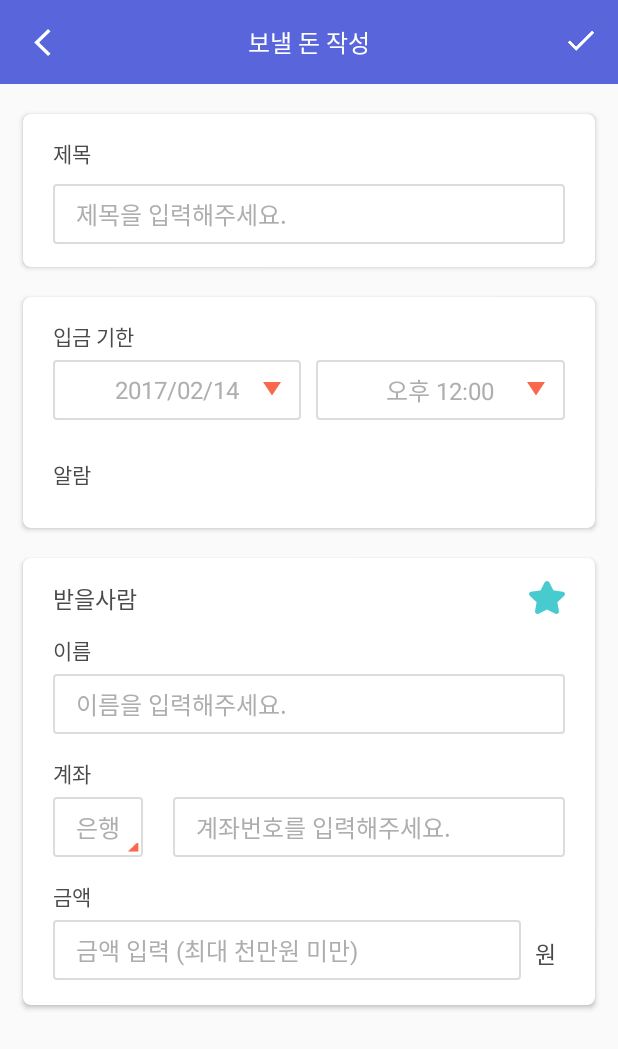
After one commit to KiWooyoung/DoYouRemember, an Android app: the WritingSendActivity screen opened directly, with no data from a screen before it, on a phone screen of 412 x 824 dp. The commit adds this screen. Shown: the top 1049 px of the screen. Run offline under Robolectric (Android 15) with nearby library versions, the phone set to English and light mode, and no system bars; our stand-ins replace ButterKnife.

Commit message:
feature : 홈 보내자 작성화면 UI

```diff
--- a/DoYouRemember/app/src/main/java/com/omjoonkim/doyouremember/app/home/HomeFragment.java
+++ b/DoYouRemember/app/src/main/java/com/omjoonkim/doyouremember/app/home/HomeFragment.java
@@ -1,17 +1,17 @@
 package com.omjoonkim.doyouremember.app.home;
 
+import android.content.Intent;
 import android.os.Bundle;
 import android.support.annotation.Nullable;
 import android.support.v4.app.Fragment;
-import android.util.Log;
 import android.view.LayoutInflater;
 import android.view.View;
 import android.view.ViewGroup;
-import android.widget.Toast;
 
 import com.omjoonkim.doyouremember.R;
 import com.omjoonkim.doyouremember.app.home.receivemoney.HomeReceiveMoneyFragment;
 import com.omjoonkim.doyouremember.app.home.sendmoney.HomeSendMoneyFragment;
+import com.omjoonkim.doyouremember.app.writing.WritingSendActivity;
 
 import butterknife.ButterKnife;
 import butterknife.OnClick;
@@ -85,6 +85,6 @@ public class HomeFragment extends Fragment implements HomePresenter.View{
 
     @Override
     public void loadHomeWritingActivity() {
-
+        startActivity(new Intent(this.getContext(), WritingSendActivity.class));
     }
 }
--- a/DoYouRemember/app/src/main/java/com/omjoonkim/doyouremember/app/home/sendmoney/HomeSendMoneyFragment.java
+++ b/DoYouRemember/app/src/main/java/com/omjoonkim/doyouremember/app/home/sendmoney/HomeSendMoneyFragment.java
@@ -25,7 +25,6 @@ import java.util.List;
 import butterknife.BindDimen;
 import butterknife.BindView;
 import butterknife.ButterKnife;
-
 
 public class HomeSendMoneyFragment extends Fragment implements HomeSendPresenter.View {
 
--- /dev/null
+++ b/DoYouRemember/app/src/main/java/com/omjoonkim/doyouremember/app/writing/WritingSendActivity.java
@@ -0,0 +1,97 @@
+package com.omjoonkim.doyouremember.app.writing;
+
+import android.graphics.PorterDuff;
+import android.graphics.drawable.Drawable;
+import android.support.v7.app.AppCompatActivity;
+import android.os.Bundle;
+import android.support.v7.widget.Toolbar;
+import android.view.Menu;
+import android.view.MenuInflater;
+import android.view.MenuItem;
+import android.widget.EditText;
+
+import com.omjoonkim.doyouremember.R;
+
+import butterknife.BindView;
+import butterknife.ButterKnife;
+import butterknife.OnFocusChange;
+
+public class WritingSendActivity extends AppCompatActivity {
+
+    @BindView(R.id.toolbar_writing)
+    Toolbar tbWriting;
+
+    @BindView(R.id.editText_writing_send_title)
+    EditText etWritingTitle;
+
+    @BindView(R.id.editText_writing_send_creditor)
+    EditText getEtWritingCreditor;
+
+    @BindView(R.id.editText_writing_send_account)
+    EditText getEtWritingAccount;
+
+    @BindView(R.id.editText_writing_send_price)
+    EditText getEtWritingPrice;
+
+
+    @OnFocusChange(R.id.editText_writing_send_title)
+    void onFocusChangeTitle(boolean hasFocus){
+        if(hasFocus) {
+            etWritingTitle.setBackgroundResource(R.drawable.back_change);
+        } else {
+            etWritingTitle.setBackgroundResource(R.drawable.back);
+        }
+    }
+
+    @OnFocusChange(R.id.editText_writing_send_creditor)
+    void onFocusChangeCreditor(boolean hasFocus){
+        if(hasFocus) {
+            getEtWritingCreditor.setBackgroundResource(R.drawable.back_change);
+        } else {
+            getEtWritingCreditor.setBackgroundResource(R.drawable.back);
+        }
+    }
+
+    @OnFocusChange(R.id.editText_writing_send_account)
+    void onFocusChangeAccount(boolean hasFocus){
+        if(hasFocus) {
+            getEtWritingAccount.setBackgroundResource(R.drawable.back_change);
+        } else {
+            getEtWritingAccount.setBackgroundResource(R.drawable.back);
+        }
+    }
+
+    @OnFocusChange(R.id.editText_writing_send_price)
+    void onFocusChangePrice(boolean hasFocus){
+        if(hasFocus) {
+            getEtWritingPrice.setBackgroundResource(R.drawable.back_change);
+        } else {
+            getEtWritingPrice.setBackgroundResource(R.drawable.back);
+        }
+    }
+
+    @Override
+    protected void onCreate(Bundle savedInstanceState) {
+        super.onCreate(savedInstanceState);
+        setContentView(R.layout.activity_writing_send);
+
+        ButterKnife.bind(this);
+
+        setSupportActionBar(tbWriting);
+        getSupportActionBar().setDisplayHomeAsUpEnabled(true);
+        getSupportActionBar().setDisplayShowTitleEnabled(false);
+        tbWriting.setNavigationIcon(R.drawable.back_icon);
+    }
+
+    @Override
+    public boolean onCreateOptionsMenu(Menu menu) {
+        MenuInflater inflater = getMenuInflater();
+        inflater.inflate(R.menu.add_frequently_used_account, menu);
+        return super.onCreateOptionsMenu(menu);
+    }
+
+    @Override
+    public boolean onOptionsItemSelected(MenuItem item) {
+        return super.onOptionsItemSelected(item);
+    }
+}
--- /dev/null
+++ b/DoYouRemember/app/src/main/res/layout/activity_writing_send.xml
@@ -0,0 +1,21 @@
+<?xml version="1.0" encoding="utf-8"?>
+<android.support.design.widget.CoordinatorLayout
+    xmlns:android="http://schemas.android.com/apk/res/android"
+    xmlns:tools="http://schemas.android.com/tools"
+    android:layout_width="match_parent"
+    android:layout_height="match_parent"
+    android:fitsSystemWindows="true"
+    tools:context="com.omjoonkim.doyouremember.app.writing.WritingSendActivity">
+
+    <include layout="@layout/appbar_writing_tab"/>
+
+    <ScrollView
+        android:layout_width="match_parent"
+        android:layout_height="wrap_content"
+        android:layout_marginTop="56dp">
+
+        <include layout="@layout/content_writing_send"/>
+
+    </ScrollView>
+
+</android.support.design.widget.CoordinatorLayout>
--- /dev/null
+++ b/DoYouRemember/app/src/main/res/layout/appbar_writing_tab.xml
@@ -0,0 +1,27 @@
+<android.support.design.widget.AppBarLayout
+    xmlns:android="http://schemas.android.com/apk/res/android"
+    xmlns:app="http://schemas.android.com/apk/res-auto"
+    app:elevation="0dp"
+    android:layout_width="match_parent"
+    android:layout_height="wrap_content">
+
+    <android.support.v7.widget.Toolbar
+        android:id="@+id/toolbar_writing"
+        android:layout_width="match_parent"
+        android:layout_height="56dp"
+        android:background="@color/colorPrimary"
+        android:layout_alignParentTop="true"
+        android:layout_alignParentStart="true">
+
+        <TextView
+            android:id="@+id/text_view_title"
+            android:layout_width="wrap_content"
+            android:layout_height="wrap_content"
+            android:layout_gravity="center"
+            android:textColor="#ffffff"
+            android:text="보낼 돈 작성"
+            android:textSize="16sp" />
+
+    </android.support.v7.widget.Toolbar>
+
+</android.support.design.widget.AppBarLayout>
--- /dev/null
+++ b/DoYouRemember/app/src/main/res/layout/content_writing_send.xml
@@ -0,0 +1,243 @@
+<?xml version="1.0" encoding="utf-8"?>
+<RelativeLayout
+    xmlns:android="http://schemas.android.com/apk/res/android"
+    xmlns:app="http://schemas.android.com/apk/res-auto"
+    xmlns:tools="http://schemas.android.com/tools"
+    android:layout_width="match_parent"
+    android:layout_height="match_parent"
+    app:layout_behavior="@string/appbar_scrolling_view_behavior"
+    tools:context="com.omjoonkim.doyouremember.app.writing.WritingSendActivity"
+    tools:showIn="@layout/activity_writing_send">
+
+    <android.support.v7.widget.CardView
+        android:id="@+id/cardView_writing_send_title"
+        android:layout_height="102dp"
+        android:layout_marginTop="20dp"
+        app:cardCornerRadius="5dp"
+        style="@style/Home_Writing_CardView">
+
+        <RelativeLayout
+            android:layout_width="match_parent"
+            android:layout_height="match_parent"
+            android:paddingLeft="20dp"
+            android:paddingRight="20dp">
+
+            <TextView
+                android:id="@+id/textView_writing_send_title"
+                android:layout_marginTop="15dp"
+                android:text="제목"
+                style="@style/Home_Writing_TextView"/>
+
+            <EditText
+                android:id="@+id/editText_writing_send_title"
+                android:layout_width="match_parent"
+                android:layout_marginTop="10dp"
+                android:layout_below="@id/textView_writing_send_title"
+                android:hint="@string/text_writing_title_hint"
+                style="@style/Home_Writing_EditText" />
+
+        </RelativeLayout>
+    </android.support.v7.widget.CardView>
+
+    <android.support.v7.widget.CardView
+        android:id="@+id/cardView_writing_send_deadline"
+        android:layout_height="154dp"
+        android:layout_marginTop="20dp"
+        app:cardCornerRadius="5dp"
+        android:layout_below="@+id/cardView_writing_send_title"
+        style="@style/Home_Writing_CardView">
+
+        <RelativeLayout
+            android:layout_width="match_parent"
+            android:layout_height="match_parent"
+            android:paddingLeft="20dp"
+            android:paddingRight="20dp">
+
+            <TextView
+                android:id="@+id/textView_writing_send_deadline"
+                android:layout_marginTop="15dp"
+                android:text="입금 기한"
+                style="@style/Home_Writing_TextView"/>
+
+            <View
+                android:id="@+id/fakeView"
+                android:layout_width="10dp"
+                android:layout_height="40dp"
+                android:layout_marginTop="5dp"
+                android:layout_centerInParent="true"
+                android:layout_below="@id/textView_writing_send_deadline"/>
+
+            <TextView
+                android:id="@+id/textView_writing_send_deadline_date"
+                android:layout_width="match_parent"
+                android:layout_height="40dp"
+                android:layout_marginTop="5dp"
+                android:layout_below="@id/textView_writing_send_deadline"
+                android:hint="2017/02/14"
+                android:textSize="16sp"
+                android:textColorHint="#aeaeaf"
+                android:textColor="#4a4a4a"
+                android:gravity="center"
+                android:layout_alignParentLeft="true"
+                android:background="@drawable/back"
+                android:layout_toStartOf="@+id/fakeView" />
+
+            <ImageView
+                android:layout_width="wrap_content"
+                android:layout_height="wrap_content"
+                android:layout_marginRight="13dp"
+                android:layout_marginTop="20dp"
+                android:src="@drawable/red_triangle_copy_2"
+                android:layout_below="@id/textView_writing_send_deadline"
+                android:layout_toLeftOf="@id/fakeView" />
+
+            <TextView
+                android:id="@+id/textView_writing_send_deadline_time"
+                android:layout_width="match_parent"
+                android:layout_height="40dp"
+                android:layout_marginTop="5dp"
+                android:layout_below="@id/textView_writing_send_deadline"
+                android:layout_alignParentRight="true"
+                android:hint="오후 12:00"
+                android:textSize="16sp"
+                android:textColorHint="#aeaeaf"
+                android:textColor="#4a4a4a"
+                android:gravity="center"
+                android:background="@drawable/back"
+                android:layout_toEndOf="@+id/fakeView" />
+
+            <ImageView
+                android:layout_width="wrap_content"
+                android:layout_height="wrap_content"
+                android:layout_alignParentRight="true"
+                android:layout_marginTop="20dp"
+                android:layout_marginRight="13dp"
+                android:src="@drawable/red_triangle_copy_2"
+                android:layout_below="@id/textView_writing_send_deadline"
+                android:layout_toLeftOf="@id/fakeView" />
+
+            <TextView
+                android:id="@+id/textView_writing_send_alram"
+                android:layout_marginTop="25dp"
+                android:layout_below="@id/textView_writing_send_deadline_date"
+                android:text="알람"
+                style="@style/Home_Writing_TextView"/>
+
+        </RelativeLayout>
+    </android.support.v7.widget.CardView>
+
+    <android.support.v7.widget.CardView
+        android:id="@+id/cardView_writing_send_creditor"
+        android:layout_height="298dp"
+        android:layout_marginTop="20dp"
+        android:layout_marginBottom="28dp"
+        app:cardCornerRadius="5dp"
+        android:layout_below="@+id/cardView_writing_send_deadline"
+        style="@style/Home_Writing_CardView">
+
+        <RelativeLayout
+            android:layout_width="match_parent"
+            android:layout_height="match_parent"
+            android:paddingLeft="20dp"
+            android:paddingRight="20dp">
+
+            <TextView
+                android:id="@+id/textView_receive_people"
+                android:layout_marginTop="15dp"
+                android:textSize="15sp"
+                android:layout_alignParentLeft="true"
+                android:text="받을사람"
+                style="@style/Home_Writing_TextView"/>
+
+            <ImageView
+                android:layout_width="wrap_content"
+                android:layout_height="wrap_content"
+                android:layout_marginTop="15dp"
+                android:layout_alignParentRight="true"
+                android:src="@drawable/bookmark_blue_star" />
+
+            <TextView
+                android:id="@+id/textView_writing_send_creditor"
+                android:layout_marginTop="12dp"
+                android:layout_below="@+id/textView_receive_people"
+                android:text="이름"
+                style="@style/Home_Writing_TextView"/>
+
+            <EditText
+                android:id="@+id/editText_writing_send_creditor"
+                android:layout_width="match_parent"
+                android:layout_marginTop="5dp"
+                android:hint="@string/text_writing_name_hint"
+                android:layout_below="@+id/textView_writing_send_creditor"
+                style="@style/Home_Writing_EditText" />
+
+            <TextView
+                android:id="@+id/textView_writing_send_account"
+                android:layout_marginTop="15dp"
+                android:layout_below="@+id/editText_writing_send_creditor"
+                android:text="계좌"
+                style="@style/Home_Writing_TextView"/>
+
+            <TextView
+                android:id="@+id/textView_writing_send_bank"
+                android:layout_width="60dp"
+                android:layout_height="40dp"
+                android:layout_marginTop="5dp"
+                android:hint="은행"
+                android:textSize="16sp"
+                android:textColorHint="#aeaeaf"
+                android:textColor="#4a4a4a"
+                android:gravity="center"
+                android:background="@drawable/back"
+                android:layout_below="@id/textView_writing_send_account"/>
+
+            <ImageView
+                android:layout_width="7dp"
+                android:layout_height="7dp"
+                android:layout_marginLeft="50dp"
+                android:layout_marginTop="35dp"
+                android:src="@drawable/bank_triangle"
+                android:layout_below="@id/textView_writing_send_account"/>
+
+            <EditText
+                android:id="@+id/editText_writing_send_account"
+                android:layout_width="match_parent"
+                android:layout_marginLeft="20dp"
+                android:layout_marginTop="5dp"
+                android:hint="@string/text_writing_account_hint"
+                android:layout_toRightOf="@id/textView_writing_send_bank"
+                android:layout_below="@id/textView_writing_send_account"
+                style="@style/Home_Writing_EditText" />
+
+            <TextView
+                android:id="@+id/textView_writing_send_price"
+                android:layout_marginTop="15dp"
+                android:layout_below="@+id/textView_writing_send_bank"
+                android:text="금액"
+                style="@style/Home_Writing_TextView"/>
+
+            <TextView
+                android:id="@+id/textView_won"
+                android:layout_marginTop="16dp"
+                android:layout_marginRight="6dp"
+                android:layout_marginLeft="9dp"
+                android:textSize="15sp"
+                android:layout_alignParentRight="true"
+                android:layout_below="@+id/textView_writing_send_price"
+                android:text="원"
+                style="@style/Home_Writing_TextView"/>
+
+            <EditText
+                android:id="@+id/editText_writing_send_price"
+                android:layout_width="match_parent"
+                android:layout_marginTop="5dp"
+                android:hint="@string/text_writing_price_hint"
+                android:layout_toLeftOf="@id/textView_won"
+                android:layout_below="@id/textView_writing_send_price"
+                style="@style/Home_Writing_EditText" />
+
+        </RelativeLayout>
+
+    </android.support.v7.widget.CardView>
+
+</RelativeLayout>
--- a/DoYouRemember/app/src/main/res/values/colors.xml
+++ b/DoYouRemember/app/src/main/res/values/colors.xml
@@ -6,6 +6,7 @@
 	<color name="colorAccent">#5966db</color>
 	<color name="background_gray">#efefef</color>
 	<color name="cursor">#f9684d</color>
+	<color name="focus_red">#fcb3a6</color>
 
 	<!--text-->
 	<color name="text_DarkGray">#4a4a4a</color>
--- a/DoYouRemember/app/src/main/res/values/strings.xml
+++ b/DoYouRemember/app/src/main/res/values/strings.xml
@@ -4,4 +4,10 @@
     <!-- TODO: Remove or change this placeholder text -->
     <string name="hello_blank_fragment">Hello blank fragment</string>
     <string name="text_view_hint"><font size="15">대표 계좌를 설정해주세요.</font></string>
+
+    <string name="text_writing_title_hint">제목을 입력해주세요.</string>
+    <string name="text_writing_name_hint">이름을 입력해주세요.</string>
+    <string name="text_writing_account_hint">계좌번호를 입력해주세요.</string>
+    <string name="text_writing_price_hint">금액 입력 (최대 천만원 미만)</string>
+
 </resources>
--- a/DoYouRemember/app/src/main/res/values/styles.xml
+++ b/DoYouRemember/app/src/main/res/values/styles.xml
@@ -34,4 +34,29 @@
 		<item name="colorControlActivated">@color/colorPrimary</item>
 	</style>
 
+	<style name="Home_Writing_EditText" parent="@android:style/Widget.EditText">
+		<item name="android:layout_height">40dp</item>
+		<item name="android:paddingLeft">15dp</item>
+		<item name="android:textSize">16sp</item>
+		<item name="android:textColor">@color/text_DarkGray</item>
+		<item name="android:textColorHint">@color/text_LightGray</item>
+		<item name="android:textCursorDrawable">@color/cursor</item>
+		<item name="android:background">@drawable/back</item>
+	</style>
+
+	<style name="Home_Writing_TextView" parent="@android:style/Widget.TextView">
+		<item name="android:layout_height">wrap_content</item>
+		<item name="android:layout_width">wrap_content</item>
+		<item name="android:textSize">14sp</item>
+		<item name="android:textColor">@color/text_DarkGray</item>
+	</style>
+
+	<style name="Home_Writing_CardView" parent="CardView">
+		<item name="android:layout_width">match_parent</item>
+		<item name="android:layout_marginLeft">15dp</item>
+		<item name="android:layout_marginRight">15dp</item>
+		<item name="android:background">@drawable/write_bookmark</item>
+		<item name="android:layout_centerHorizontal">true</item>
+	</style>
+
 </resources>
```
Also changed, not shown: DoYouRemember/app/src/main/AndroidManifest.xml (+17 -14 lines), DoYouRemember/app/src/main/res/drawable-hdpi/bookmark_blue_star.png (added), DoYouRemember/app/src/main/res/drawable-hdpi/red_triangle_copy_2.png (added), DoYouRemember/app/src/main/res/drawable-mdpi/bookmark_blue_star.png (added), DoYouRemember/app/src/main/res/drawable-mdpi/red_triangle_copy_2.png (added), DoYouRemember/app/src/main/res/drawable-xhdpi/bookmark_blue_star.png (added), DoYouRemember/app/src/main/res/drawable-xhdpi/red_triangle_copy_2.png (added), DoYouRemember/app/src/main/res/drawable-xxhdpi/bookmark_blue_star.png (added), DoYouRemember/app/src/main/res/drawable-xxhdpi/red_triangle_copy_2.png (added), DoYouRemember/app/src/main/res/drawable-xxxhdpi/bookmark_blue_star.png (added), DoYouRemember/app/src/main/res/drawable-xxxhdpi/red_triangle_copy_2.png (added).
